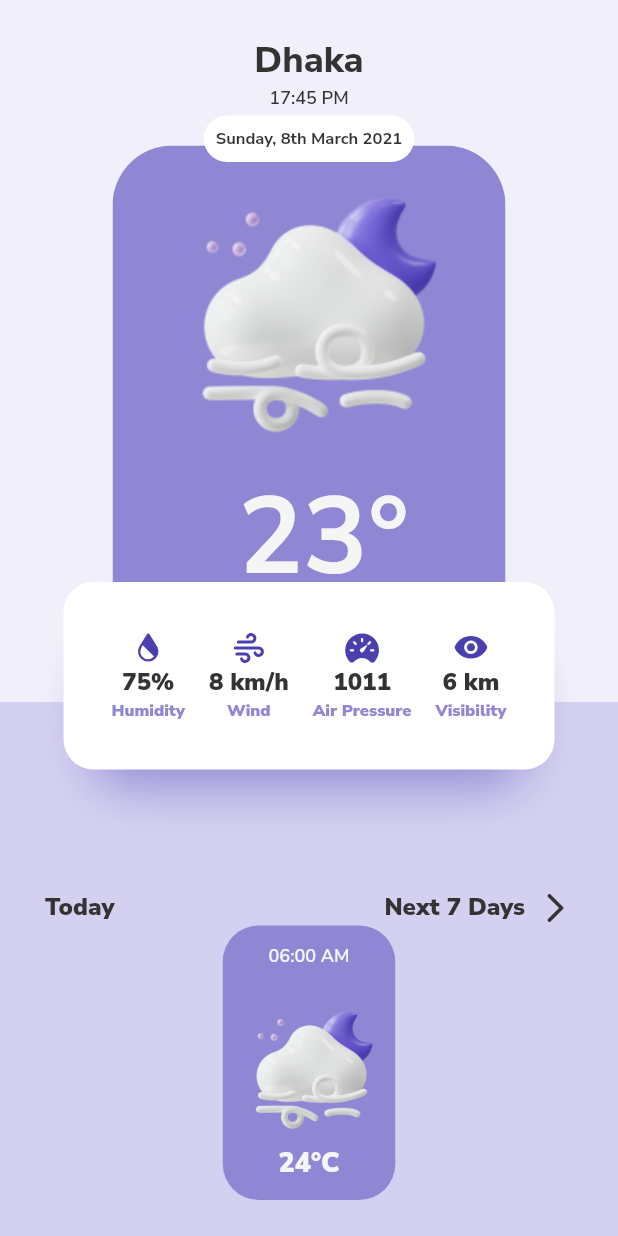
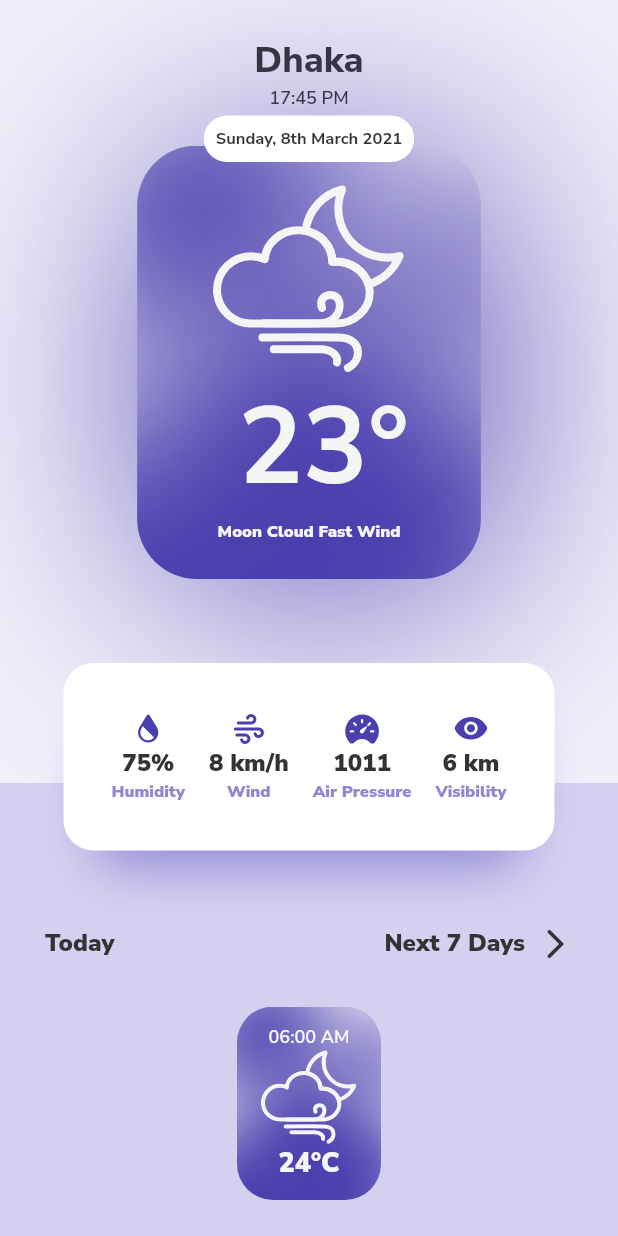
Before and after one commit to nayeemtby/glassy_weather, a Flutter app: the screen it shows after launch, on a phone screen of 412 x 824 dp. Run offline on Flutter 3.47's test engine with Material 2 defaults, Android fonts, the phone set to English and light mode, and no system bars; our stand-ins replace flutter_svg; project files that could hold a hidden picture were left out.

Commit message:
Kinda finished basic Structure

```diff
--- a/lib/components.dart
+++ b/lib/components.dart
@@ -11,30 +11,44 @@ class DayCard extends StatelessWidget {
         clipBehavior: Clip.none,
         alignment: Alignment.topCenter,
         children: [
-          ClipRRect(
+          Container(
+            decoration: BoxDecoration(
+              boxShadow: const [
+                BoxShadow(
+                    color: MyColors.primaryPurple,
+                    blurRadius: 200,
+                    offset: Offset(10, 10),
+                    spreadRadius: -8)
+              ],
               borderRadius: BorderRadius.circular(40),
-            child: Material(
-              color: MyColors.secondaryPurple,
+              image: const DecorationImage(
+                  image: AssetImage('assets/bg/cardBG.png'), fit: BoxFit.fill),
+            ),
             child: Transform.translate(
               offset: const Offset(0, -24),
               child: Padding(
-                  padding: const EdgeInsets.symmetric(horizontal: 16),
+                padding: const EdgeInsets.symmetric(horizontal: 48),
                 child: Column(
-                    mainAxisAlignment: MainAxisAlignment.end,
+                  mainAxisSize: MainAxisSize.min,
+                  mainAxisAlignment: MainAxisAlignment.start,
                   children: [
-                      Image.asset("assets/states/tmp.png"),
+                    const SizedBox(
+                      height: 48,
+                    ),
+                    SvgPicture.asset(
+                      "assets/states/windy_night-02.svg",
+                      height: 128,
+                      color: MyColors.white2,
+                    ),
                     Text(
                       " 23\u00B0",
-                        style:
-                            TxtThemes.bold72.copyWith(color: MyColors.white2),
+                      style: TxtThemes.bold72.copyWith(color: MyColors.white2),
                     ),
                     Text(
                       "Moon Cloud Fast Wind",
-                        style:
-                            TxtThemes.black11.copyWith(color: MyColors.white2),
+                      style: TxtThemes.black11.copyWith(color: MyColors.white2),
                     )
                   ],
-                  ),
                 ),
               ),
             ),
@@ -150,9 +164,10 @@ class TimeCard extends StatelessWidget {
   @override
   Widget build(BuildContext context) {
     return Container(
-      padding: const EdgeInsets.symmetric(vertical: 12),
+      padding: const EdgeInsets.symmetric(vertical: 12, horizontal: 16),
       decoration: BoxDecoration(
-          color: MyColors.secondaryPurple,
+          image: const DecorationImage(
+              image: AssetImage('assets/bg/cardBG.png'), fit: BoxFit.fill),
           borderRadius: BorderRadius.circular(24)),
       child: Column(
         mainAxisSize: MainAxisSize.min,
@@ -161,9 +176,10 @@ class TimeCard extends StatelessWidget {
             "06:00 AM",
             style: TxtThemes.semiB12.copyWith(color: MyColors.white2),
           ),
-          Image.asset(
-            'assets/states/tmp.png',
-            scale: 2,
+          SvgPicture.asset(
+            'assets/states/windy_night-02.svg',
+            color: MyColors.white2,
+            height: 64,
           ),
           Text(
             "24\u00B0C",
@@ -181,15 +197,20 @@ class TransparentCard extends StatelessWidget {
   @override
   Widget build(BuildContext context) {
     return Container(
+      width: double.infinity,
       padding: const EdgeInsets.symmetric(vertical: 10, horizontal: 25),
       decoration: BoxDecoration(
           border: Border.all(width: 2, color: MyColors.white.withOpacity(0.65)),
           color: MyColors.white.withOpacity(0.3),
           borderRadius: BorderRadius.circular(40)),
       child: Row(
-        mainAxisSize: MainAxisSize.min,
+        mainAxisAlignment: MainAxisAlignment.spaceEvenly,
         children: [
-          Image.asset('assets/states/tmp.png'),
+          SvgPicture.asset(
+            'assets/states/windy_night-02.svg',
+            height: 128,
+            color: MyColors.white2,
+          ),
           const SizedBox(
             width: 10,
           ),
@@ -223,7 +244,7 @@ class WeatherListCard extends StatelessWidget {
           boxShadow: [
             BoxShadow(
                 color: MyColors.white.withOpacity(0.3),
-                offset: Offset(0, -50),
+                offset: const Offset(0, -50),
                 spreadRadius: -25)
           ],
           color: MyColors.white,
@@ -241,9 +262,10 @@ class WeatherListCard extends StatelessWidget {
                       return Row(
                         mainAxisSize: MainAxisSize.min,
                         children: [
-                          Image.asset(
-                            'assets/states/tmp.png',
-                            scale: 2,
+                          SvgPicture.asset(
+                            'assets/states/windy_night-02.svg',
+                            height: 80,
+                            color: MyColors.secondaryPurple,
                           ),
                           const SizedBox(
                             width: 18,
--- a/lib/dashboard.dart
+++ b/lib/dashboard.dart
@@ -41,14 +41,14 @@ class Dashboard extends StatelessWidget {
               alignment: Alignment.topCenter,
               width: double.infinity,
               color: MyColors.purple1,
-              child: Stack(fit: StackFit.loose, children: [
-                Column(
+              child: Column(
                 mainAxisSize: MainAxisSize.min,
                 children: [
                   Transform.translate(
-                        offset: const Offset(0, -80),
-                        child: const MetricsCard()),
-                    Row(
+                      offset: const Offset(0, -80), child: const MetricsCard()),
+                  Transform.translate(
+                    offset: const Offset(0, -30),
+                    child: Row(
                       mainAxisAlignment: MainAxisAlignment.spaceBetween,
                       children: [
                         Text(
@@ -83,10 +83,10 @@ class Dashboard extends StatelessWidget {
                         )
                       ],
                     ),
+                  ),
                   const TimeCard(),
                 ],
               ),
-              ]),
             ),
           ],
         ),
```
Also changed, not shown: lib/details.dart (+9 -3 lines). Lines whose indentation alone changed are shown as unchanged.
